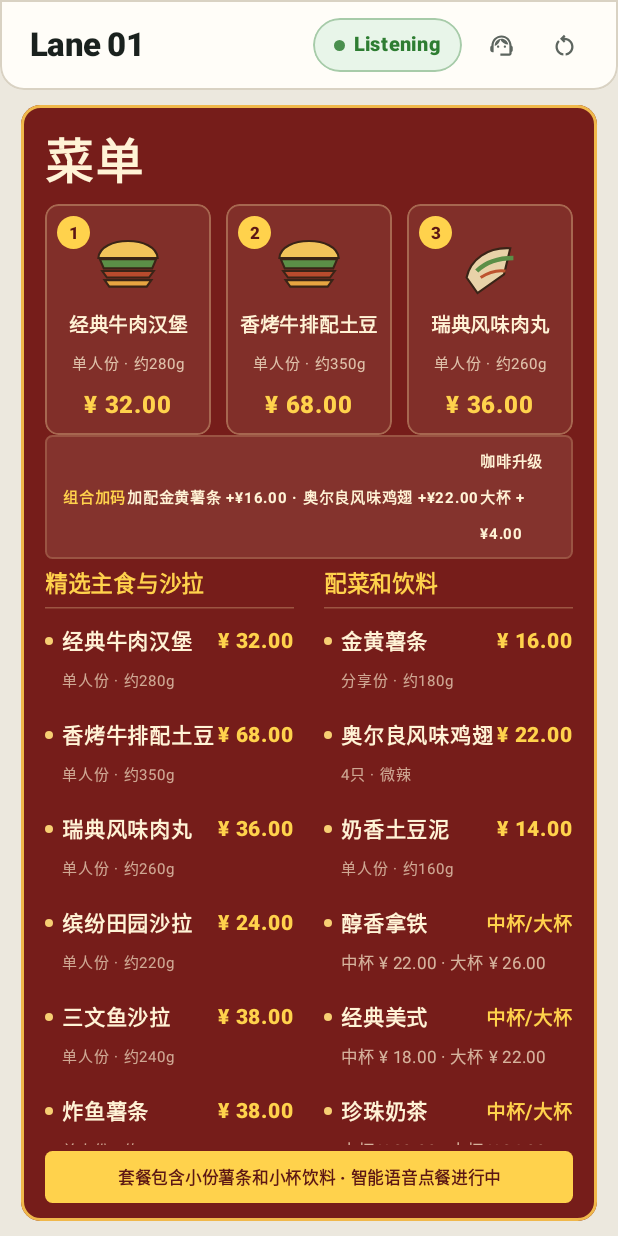
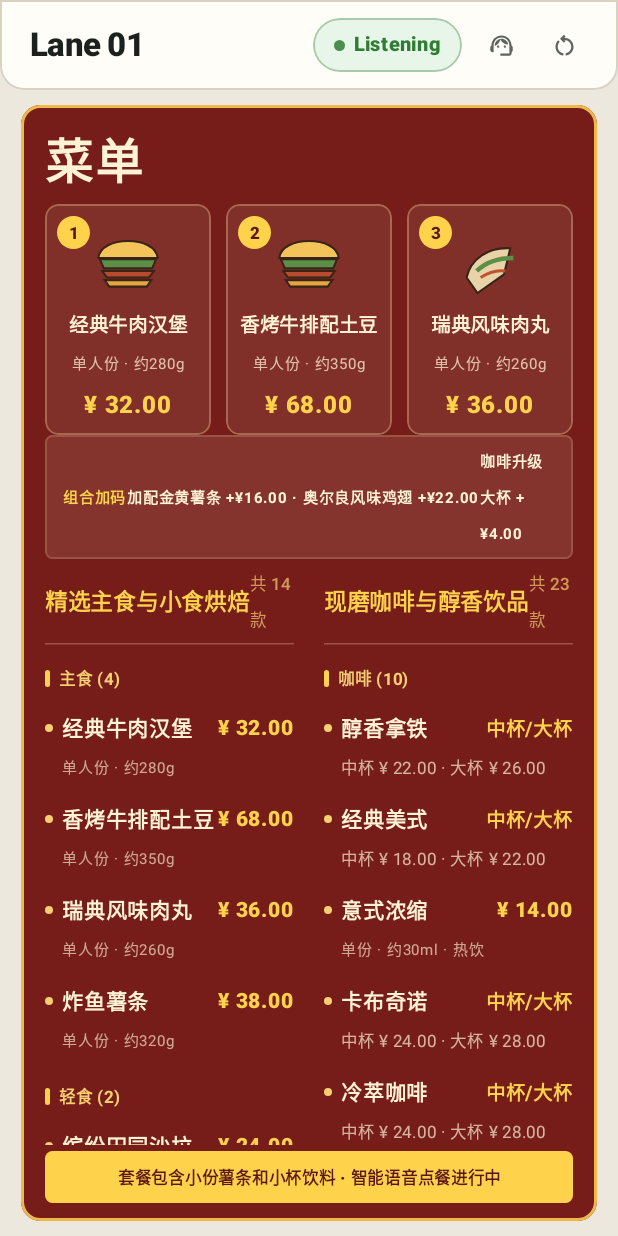
Before and after one commit to dream1352110-ship-it/ordering-agent, an Android app built with Jetpack Compose: the screen it shows after launch (MainActivity), on a phone screen of 412 x 824 dp. Run offline under Robolectric (Android 15) with nearby library versions, the phone set to English and light mode, and no system bars.

Commit message:
feat(ui): 菜单看板全量收录37款本地Mock菜品并按分类层级展示

```diff
--- a/app/src/main/java/com/sm/orderingagent/ui/customer/stages/CustomerMenuStage.kt
+++ b/app/src/main/java/com/sm/orderingagent/ui/customer/stages/CustomerMenuStage.kt
@@ -59,16 +59,22 @@ fun CustomerMenuStage(
             .ifEmpty { menuItems.take(3) }
     }
 
-    // 左栏：本地 Mock 的真实“主食与轻食”
-    val leftColumnItems = remember(menuItems) {
-        menuItems.filter { it.category in listOf("主食", "轻食", "烘焙") }
-            .take(6)
+    // 左栏分类：主食、轻食、小食、烘焙（全量 14 款，分类分组展示并支持平滑滑动）
+    val leftCategories = remember { listOf("主食", "轻食", "小食", "烘焙") }
+    val leftGrouped = remember(menuItems) {
+        leftCategories.mapNotNull { cat ->
+            val list = menuItems.filter { it.category == cat }
+            if (list.isNotEmpty()) cat to list else null
+        }
     }
 
-    // 右栏：本地 Mock 的真实“小食与饮品”
-    val rightColumnItems = remember(menuItems) {
-        menuItems.filter { it.category in listOf("小食", "咖啡", "茶饮", "冷饮") }
-            .take(6)
+    // 右栏分类：咖啡、茶饮、冷饮（全量 23 款，分类分组展示并支持平滑滑动）
+    val rightCategories = remember { listOf("咖啡", "茶饮", "冷饮") }
+    val rightGrouped = remember(menuItems) {
+        rightCategories.mapNotNull { cat ->
+            val list = menuItems.filter { it.category == cat }
+            if (list.isNotEmpty()) cat to list else null
+        }
     }
 
     Box(
@@ -299,25 +305,58 @@ fun CustomerMenuStage(
                         .padding(vertical = 4.dp),
                     horizontalArrangement = Arrangement.spacedBy(20.dp)
                 ) {
-                    // 左栏：主食与轻食 (真实本地 Mock 菜品)
+                    // 左栏：主食、轻食、小食、烘焙（全量 14 款，支持触控滑动）
                     Column(
                         modifier = Modifier.weight(1f)
                     ) {
+                        Row(
+                            modifier = Modifier
+                                .fillMaxWidth()
+                                .padding(bottom = 4.dp),
+                            horizontalArrangement = Arrangement.SpaceBetween,
+                            verticalAlignment = Alignment.CenterVertically
+                        ) {
                             Text(
-                            text = "精选主食与沙拉",
+                                text = "精选主食与小食烘焙",
                                 color = DemoMenuBoardGold,
                                 fontSize = 15.sp,
-                            fontWeight = FontWeight.ExtraBold,
-                            modifier = Modifier.padding(bottom = 4.dp)
+                                fontWeight = FontWeight.ExtraBold
                             )
+                            Text(
+                                text = "共 14 款",
+                                color = DemoMenuBoardGoldSoft.copy(alpha = 0.7f),
+                                fontSize = 11.sp,
+                                fontWeight = FontWeight.Medium
+                            )
+                        }
                         HorizontalDivider(thickness = 1.dp, color = DemoMenuBoardLine)
-                        Spacer(modifier = Modifier.height(6.dp))
+                        Spacer(modifier = Modifier.height(4.dp))
 
                         LazyColumn(
-                            verticalArrangement = Arrangement.spacedBy(6.dp),
+                            verticalArrangement = Arrangement.spacedBy(4.dp),
                             modifier = Modifier.fillMaxSize()
                         ) {
-                            items(leftColumnItems, key = { it.id }) { item ->
+                            leftGrouped.forEach { (cat, items) ->
+                                item(key = "hdr_$cat") {
+                                    Row(
+                                        verticalAlignment = Alignment.CenterVertically,
+                                        modifier = Modifier.padding(top = 6.dp, bottom = 2.dp)
+                                    ) {
+                                        Box(
+                                            modifier = Modifier
+                                                .size(width = 3.dp, height = 11.dp)
+                                                .background(DemoMenuBoardGold, RoundedCornerShape(2.dp))
+                                        )
+                                        Spacer(modifier = Modifier.width(6.dp))
+                                        Text(
+                                            text = "$cat (${items.size})",
+                                            color = DemoMenuBoardGoldSoft,
+                                            fontSize = 11.sp,
+                                            fontWeight = FontWeight.Bold
+                                        )
+                                    }
+                                }
+                                items(items, key = { it.id }) { item ->
                                     val qty = quantities[item.id] ?: 0
                                     val risks = risksProvider(item)
                                     RealMenuBoardRow(
@@ -329,26 +368,60 @@ fun CustomerMenuStage(
                                 }
                             }
                         }
+                    }
 
-                    // 右栏：配菜和饮料 (真实本地 Mock 菜品)
+                    // 右栏：咖啡、茶饮、冷饮（全量 23 款，支持触控滑动）
                     Column(
                         modifier = Modifier.weight(1f)
                     ) {
+                        Row(
+                            modifier = Modifier
+                                .fillMaxWidth()
+                                .padding(bottom = 4.dp),
+                            horizontalArrangement = Arrangement.SpaceBetween,
+                            verticalAlignment = Alignment.CenterVertically
+                        ) {
                             Text(
-                            text = "配菜和饮料",
+                                text = "现磨咖啡与醇香饮品",
                                 color = DemoMenuBoardGold,
                                 fontSize = 15.sp,
-                            fontWeight = FontWeight.ExtraBold,
-                            modifier = Modifier.padding(bottom = 4.dp)
+                                fontWeight = FontWeight.ExtraBold
                             )
+                            Text(
+                                text = "共 23 款",
+                                color = DemoMenuBoardGoldSoft.copy(alpha = 0.7f),
+                                fontSize = 11.sp,
+                                fontWeight = FontWeight.Medium
+                            )
+                        }
                         HorizontalDivider(thickness = 1.dp, color = DemoMenuBoardLine)
-                        Spacer(modifier = Modifier.height(6.dp))
+                        Spacer(modifier = Modifier.height(4.dp))
 
                         LazyColumn(
-                            verticalArrangement = Arrangement.spacedBy(6.dp),
+                            verticalArrangement = Arrangement.spacedBy(4.dp),
                             modifier = Modifier.fillMaxSize()
                         ) {
-                            items(rightColumnItems, key = { it.id }) { item ->
+                            rightGrouped.forEach { (cat, items) ->
+                                item(key = "hdr_$cat") {
+                                    Row(
+                                        verticalAlignment = Alignment.CenterVertically,
+                                        modifier = Modifier.padding(top = 6.dp, bottom = 2.dp)
+                                    ) {
+                                        Box(
+                                            modifier = Modifier
+                                                .size(width = 3.dp, height = 11.dp)
+                                                .background(DemoMenuBoardGold, RoundedCornerShape(2.dp))
+                                        )
+                                        Spacer(modifier = Modifier.width(6.dp))
+                                        Text(
+                                            text = "$cat (${items.size})",
+                                            color = DemoMenuBoardGoldSoft,
+                                            fontSize = 11.sp,
+                                            fontWeight = FontWeight.Bold
+                                        )
+                                    }
+                                }
+                                items(items, key = { it.id }) { item ->
                                     val qty = quantities[item.id] ?: 0
                                     val risks = risksProvider(item)
                                     RealMenuBoardRow(
@@ -357,6 +430,7 @@ fun CustomerMenuStage(
                                         risks = risks,
                                         onClick = { onItemClick(item) }
                                     )
+                                }
                             }
                         }
                     }
```
Lines whose indentation alone changed are shown as unchanged.
